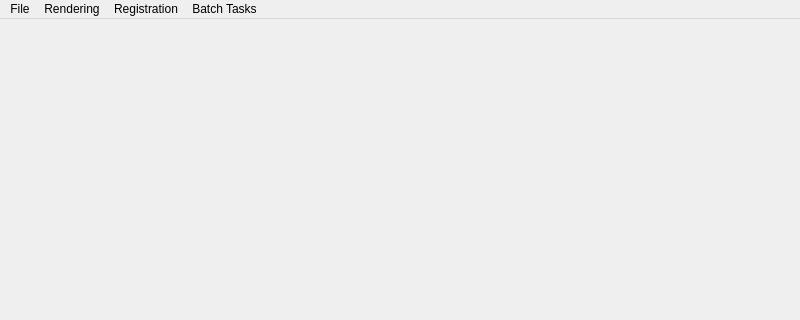
First picture: the form in compute/mvr/resource/main_window.ui, repository fanxiaochen/TTReg, before the edit; both pictures show x 0 to 800 and y 0 to 320 of the 800 by 600 pixel window.
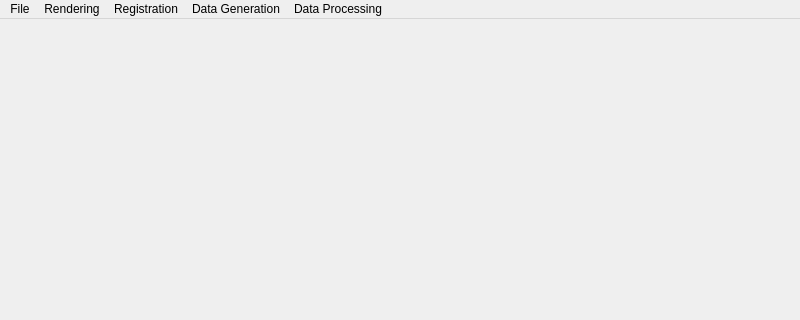
Second picture: the form after the edit.

Commit message: try to fix missing data, but it doesn't work

Diff of the .ui file:
```diff
--- a/compute/mvr/resource/main_window.ui
+++ b/compute/mvr/resource/main_window.ui
@@ -56,17 +56,25 @@
     <addaction name="actionRefineAxis"/>
     <addaction name="actionGenerateObject"/>
    </widget>
-   <widget class="QMenu" name="menuTasks">
+   <widget class="QMenu" name="menuDataGeneration">
     <property name="title">
-     <string>Batch Tasks</string>
+     <string>Data Generation</string>
     </property>
     <addaction name="actionPointCloudGeneration"/>
     <addaction name="actionRegistrationProcess"/>
+    <addaction name="actionDenoise"/>
+   </widget>
+   <widget class="QMenu" name="menuDataProcessing">
+    <property name="title">
+     <string>Data Processing</string>
+    </property>
+    <addaction name="actionDataCompletion"/>
    </widget>
    <addaction name="menuFile"/>
    <addaction name="menuRendering"/>
    <addaction name="menuRegistration"/>
-   <addaction name="menuTasks"/>
+   <addaction name="menuDataGeneration"/>
+   <addaction name="menuDataProcessing"/>
   </widget>
   <widget class="QStatusBar" name="statusbar"/>
   <action name="actionSetWorkspace">
```
Left out of the diff: 13 changed lines with no effect on the pictures. The commit also changes 10 other files.
